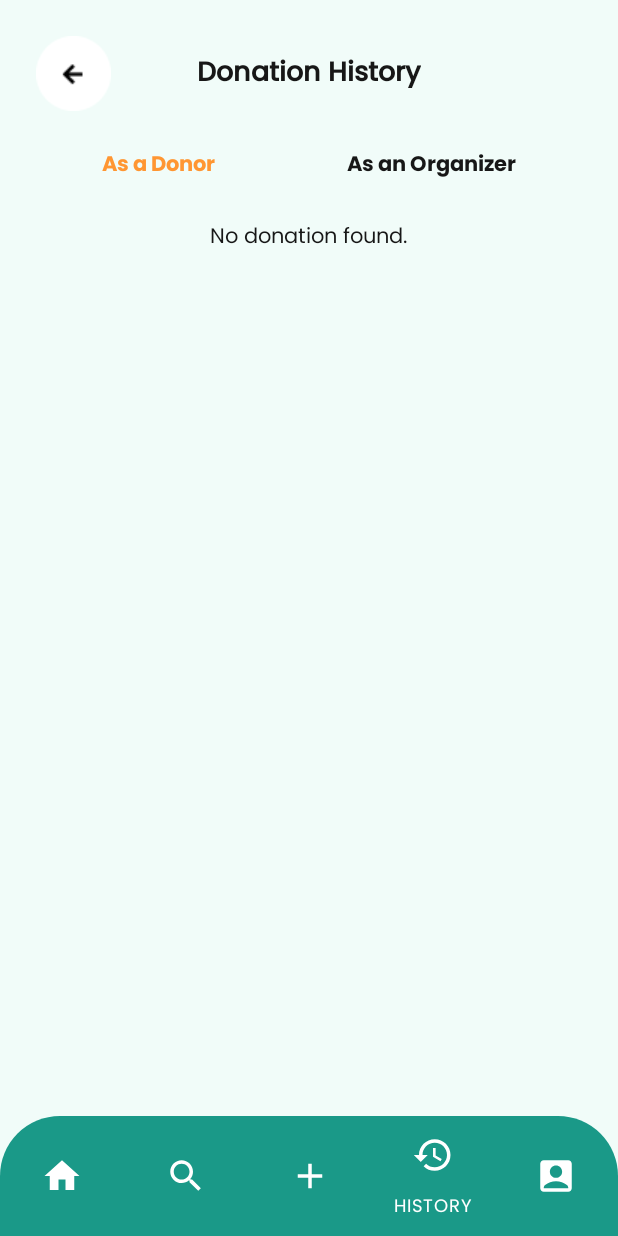
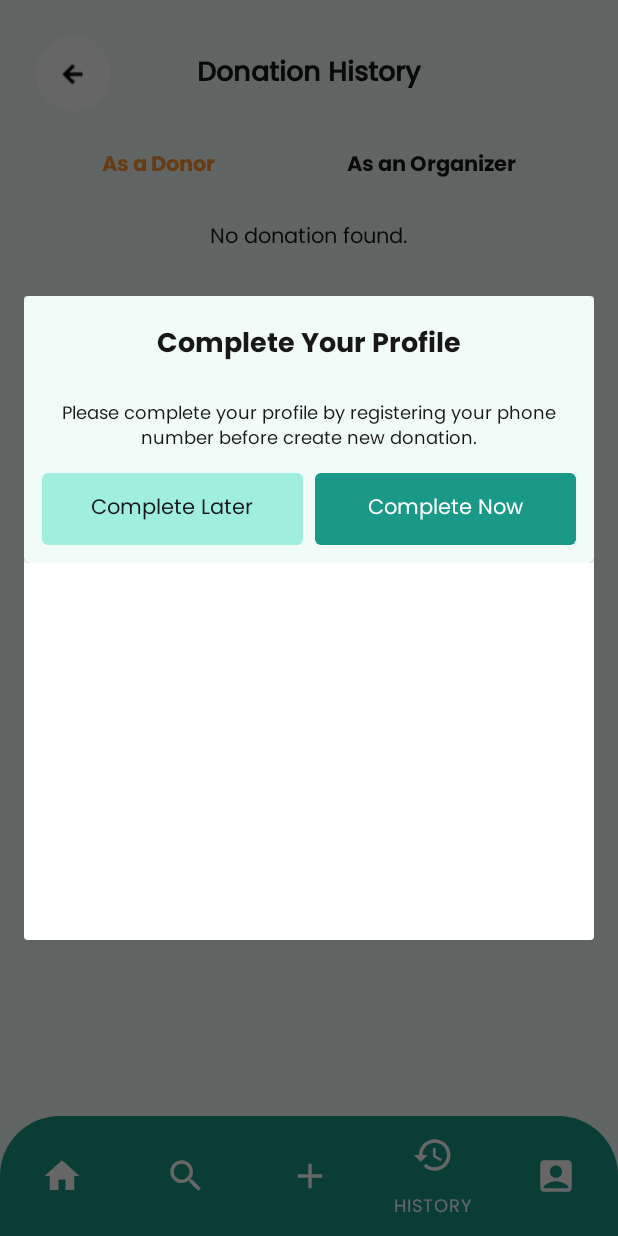
Before and after one commit to josephines1/help-hand, an Android app: the screen it shows after launch once a user with an empty profile is signed in (MainActivity), item 4 of the bottom bar chosen, on a phone screen of 412 x 824 dp. Run offline under Robolectric (Android 15) with nearby library versions, the phone set to English and light mode, and no system bars; our stand-ins replace Firebase (no records; nobody signed in at launch, a user with empty details on screens opened directly), navigation-ui; libraries missing offline, so code that uses them is left out: net.yslibrary.android; 1 statement that could not run was skipped.

Commit message:
Add "lengkapi no. hp sebelum create donation"

```diff
--- a/app/src/main/java/com/example/helphandv10/activity/MainActivity.kt
+++ b/app/src/main/java/com/example/helphandv10/activity/MainActivity.kt
@@ -112,7 +112,6 @@ class MainActivity : AppCompatActivity() {
 
     private fun adjustContentPadding(isNavBarVisible: Boolean) {
         val currentFragment = getCurrentFragment()
-        Log.d("CURRENT FRAGMENT", currentFragment.toString())
 
         var bottomPadding = if (isNavBarVisible) {
             resources.getDimensionPixelSize(R.dimen.m3_bottom_nav_min_height)
--- /dev/null
+++ b/app/src/main/res/layout/custom_dialog_complete_profile.xml
@@ -0,0 +1,98 @@
+<?xml version="1.0" encoding="utf-8"?>
+<androidx.cardview.widget.CardView
+    xmlns:android="http://schemas.android.com/apk/res/android"
+    xmlns:app="http://schemas.android.com/apk/res-auto"
+    xmlns:tools="http://schemas.android.com/tools"
+    android:layout_width="match_parent"
+    android:layout_height="wrap_content"
+    android:padding="20dp"
+    android:layout_margin="8dp"
+    app:cardCornerRadius="5dp">
+
+    <androidx.constraintlayout.widget.ConstraintLayout
+        android:layout_width="match_parent"
+        android:layout_height="match_parent"
+        android:padding="12dp"
+        android:background="@color/background" >
+
+        <TextView
+            android:id="@+id/tv_dialog_title"
+            android:layout_width="match_parent"
+            android:layout_height="wrap_content"
+            android:text="Complete Your Profile"
+            android:fontFamily="@font/poppins_bold"
+            android:textSize="18dp"
+            android:layout_marginTop="5dp"
+            app:layout_constraintStart_toStartOf="parent"
+            app:layout_constraintEnd_toEndOf="parent"
+            app:layout_constraintTop_toTopOf="parent"
+            android:textAlignment="center"/>
+
+        <TextView
+            android:id="@+id/tv_dialog_text"
+            android:layout_width="match_parent"
+            android:layout_height="wrap_content"
+            android:text="Please complete your profile by registering your phone number before create new donation."
+            android:fontFamily="@font/poppins_regular"
+            android:textSize="12dp"
+            android:layout_marginTop="20dp"
+            android:paddingBottom="12dp"
+            app:layout_constraintStart_toStartOf="parent"
+            app:layout_constraintEnd_toEndOf="parent"
+            app:layout_constraintTop_toBottomOf="@id/tv_dialog_title"
+            android:textAlignment="center" />
+
+        <LinearLayout
+            android:layout_width="match_parent"
+            android:layout_height="match_parent"
+            android:orientation="horizontal"
+            app:layout_constraintTop_toBottomOf="@id/tv_dialog_text"
+            tools:layout_editor_absoluteX="12dp">
+
+            <androidx.constraintlayout.widget.ConstraintLayout
+                android:id="@+id/cl_btn_negative"
+                android:layout_width="wrap_content"
+                android:layout_height="wrap_content"
+                android:layout_weight="0.5">
+
+                <TextView
+                    android:id="@+id/textView4"
+                    android:layout_width="0dp"
+                    android:layout_height="wrap_content"
+                    android:layout_marginEnd="4dp"
+                    android:background="@drawable/button_primary_light_rounded_corner"
+                    android:paddingVertical="12dp"
+                    android:text="Complete Later"
+                    android:textAlignment="center"
+                    app:layout_constraintBottom_toBottomOf="parent"
+                    app:layout_constraintEnd_toEndOf="parent"
+                    app:layout_constraintStart_toStartOf="parent"
+                    app:layout_constraintTop_toTopOf="parent" />
+            </androidx.constraintlayout.widget.ConstraintLayout>
+
+            <androidx.constraintlayout.widget.ConstraintLayout
+                android:id="@+id/cl_btn_positive"
+                android:layout_width="wrap_content"
+                android:layout_height="wrap_content"
+                android:layout_weight="0.5">
+
+                <TextView
+                    android:id="@+id/textView8"
+                    android:layout_width="0dp"
+                    android:layout_height="wrap_content"
+                    android:layout_marginStart="4dp"
+                    android:background="@drawable/button_primary_rounded_corner"
+                    android:paddingVertical="12dp"
+                    android:text="Complete Now"
+                    android:textColor="@color/white"
+                    android:textAlignment="center"
+                    app:layout_constraintBottom_toBottomOf="parent"
+                    app:layout_constraintEnd_toEndOf="parent"
+                    app:layout_constraintStart_toStartOf="parent"
+                    app:layout_constraintTop_toTopOf="parent" />
+            </androidx.constraintlayout.widget.ConstraintLayout>
+        </LinearLayout>
+
+    </androidx.constraintlayout.widget.ConstraintLayout>
+
+</androidx.cardview.widget.CardView>
--- a/app/src/main/res/layout/fragment_create.xml
+++ b/app/src/main/res/layout/fragment_create.xml
@@ -1,5 +1,6 @@
 <?xml version="1.0" encoding="utf-8"?>
 <FrameLayout xmlns:android="http://schemas.android.com/apk/res/android"
+    android:id="@+id/f_create"
     xmlns:app="http://schemas.android.com/apk/res-auto"
     xmlns:tools="http://schemas.android.com/tools"
     android:layout_width="match_parent"
```
Also changed, not shown: app/src/main/java/com/example/helphandv10/CreateFragment.kt (+87 -0 lines).
